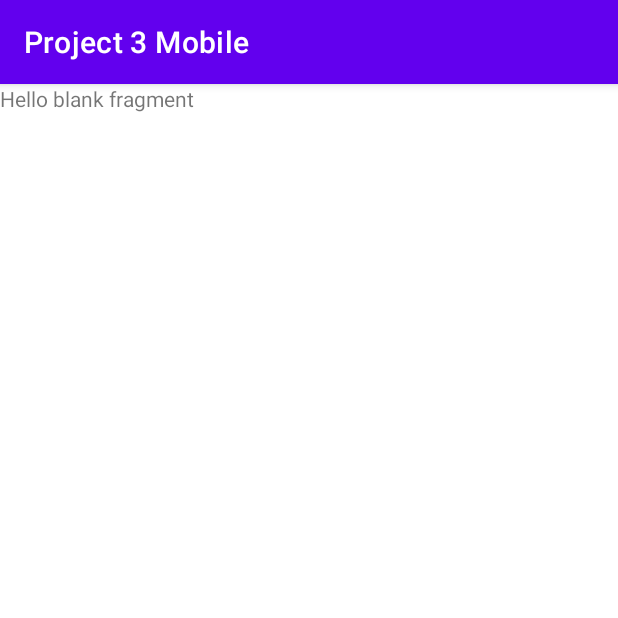
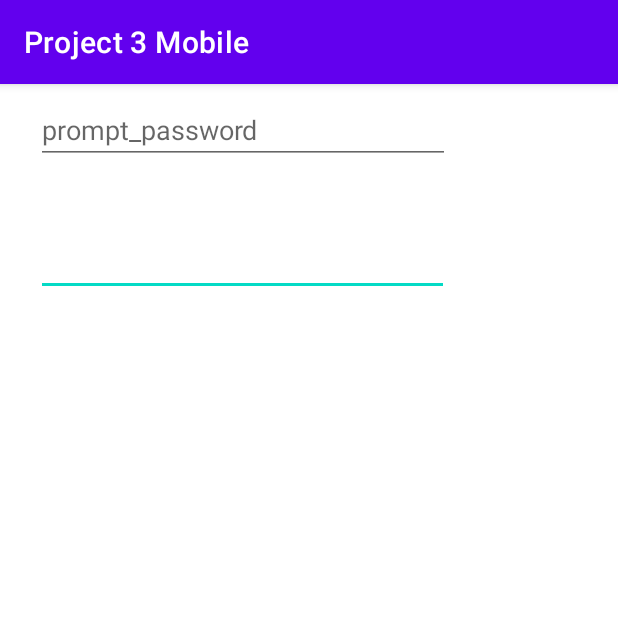
Before and after one commit to MarcosOS98/CST-483-Project-3-Mobile, an Android app: the fragment LoginFragment shown on its own in the app's theme, on a phone screen of 412 x 824 dp, the top half of it. Run offline under Robolectric (Android 15) with nearby library versions, the phone set to English and light mode, and no system bars.

Commit message:
Login Progress

```diff
--- a/app/src/main/java/com/example/project3mobile/LoginFragment.java
+++ b/app/src/main/java/com/example/project3mobile/LoginFragment.java
@@ -17,8 +17,8 @@ public class LoginFragment extends Fragment {
 
     // TODO: Rename parameter arguments, choose names that match
     // the fragment initialization parameters, e.g. ARG_ITEM_NUMBER
-    private static final String ARG_PARAM1 = "param1";
-    private static final String ARG_PARAM2 = "param2";
+    private static final String mUsername = "username";
+    private static final String mPassword = "password";
 
     // TODO: Rename and change types of parameters
     private String mParam1;
@@ -40,8 +40,8 @@ public class LoginFragment extends Fragment {
     public static LoginFragment newInstance(String param1, String param2) {
         LoginFragment fragment = new LoginFragment();
         Bundle args = new Bundle();
-        args.putString(ARG_PARAM1, param1);
-        args.putString(ARG_PARAM2, param2);
+        args.putString(mUsername, param1);
+        args.putString(mPassword, param2);
         fragment.setArguments(args);
         return fragment;
     }
@@ -50,8 +50,8 @@ public class LoginFragment extends Fragment {
     public void onCreate(Bundle savedInstanceState) {
         super.onCreate(savedInstanceState);
         if (getArguments() != null) {
-            mParam1 = getArguments().getString(ARG_PARAM1);
-            mParam2 = getArguments().getString(ARG_PARAM2);
+            mParam1 = getArguments().getString(mUsername);
+            mParam2 = getArguments().getString(mPassword);
         }
     }
 
--- a/app/src/main/res/layout/fragment_login.xml
+++ b/app/src/main/res/layout/fragment_login.xml
@@ -3,12 +3,38 @@
     xmlns:tools="http://schemas.android.com/tools"
     android:layout_width="match_parent"
     android:layout_height="match_parent"
+    xmlns:app="http://schemas.android.com/apk/res-auto"
     tools:context=".LoginFragment">
 
-    <!-- TODO: Update blank fragment layout -->
-    <TextView
-        android:layout_width="match_parent"
-        android:layout_height="match_parent"
-        android:text="@string/hello_blank_fragment" />
+    <EditText
+        android:id="@+id/username"
+        android:layout_width="275dp"
+        android:layout_height="wrap_content"
+        android:layout_marginStart="24dp"
+        android:layout_marginTop="96dp"
+        android:layout_marginEnd="24dp"
+        android:autofillHints="@string/prompt_email"
+        android:inputType="textEmailAddress"
+        android:selectAllOnFocus="true"
+        app:layout_constraintEnd_toEndOf="parent"
+        app:layout_constraintStart_toStartOf="parent"
+        app:layout_constraintTop_toTopOf="parent" />
+
+    <EditText
+        android:id="@+id/password"
+        android:layout_width="276dp"
+        android:layout_height="wrap_content"
+        android:layout_marginStart="24dp"
+        android:layout_marginTop="8dp"
+        android:layout_marginEnd="24dp"
+        android:autofillHints="@string/prompt_password"
+        android:hint="@string/prompt_password"
+        android:imeActionLabel="@string/action_sign_in"
+        android:imeOptions="actionDone"
+        android:inputType="textPassword"
+        android:selectAllOnFocus="true"
+        app:layout_constraintEnd_toEndOf="parent"
+        app:layout_constraintStart_toStartOf="parent"
+        app:layout_constraintTop_toBottomOf="@+id/username" />
 
 </FrameLayout>
--- a/app/src/main/res/values/strings.xml
+++ b/app/src/main/res/values/strings.xml
@@ -2,4 +2,7 @@
     <string name="app_name">Project 3 Mobile</string>
     <!-- TODO: Remove or change this placeholder text -->
     <string name="hello_blank_fragment">Hello blank fragment</string>
+    <string name="prompt_email">prompt_email</string>
+    <string name="prompt_password">prompt_password</string>
+    <string name="action_sign_in">action_sign_in</string>
 </resources>
```
